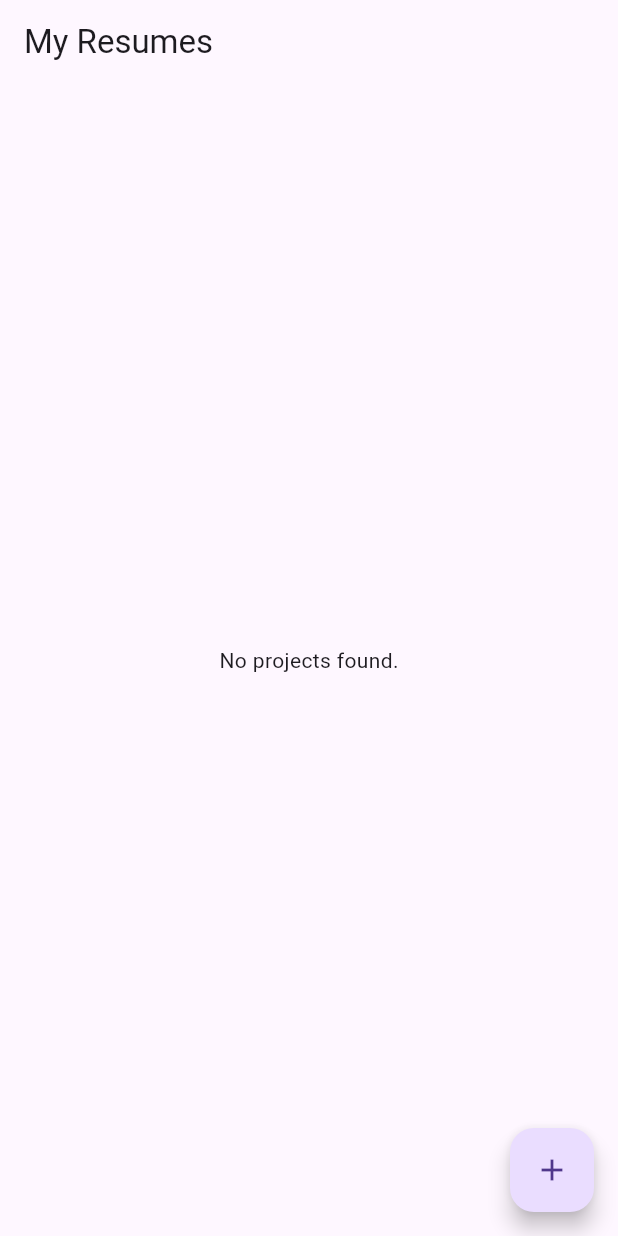
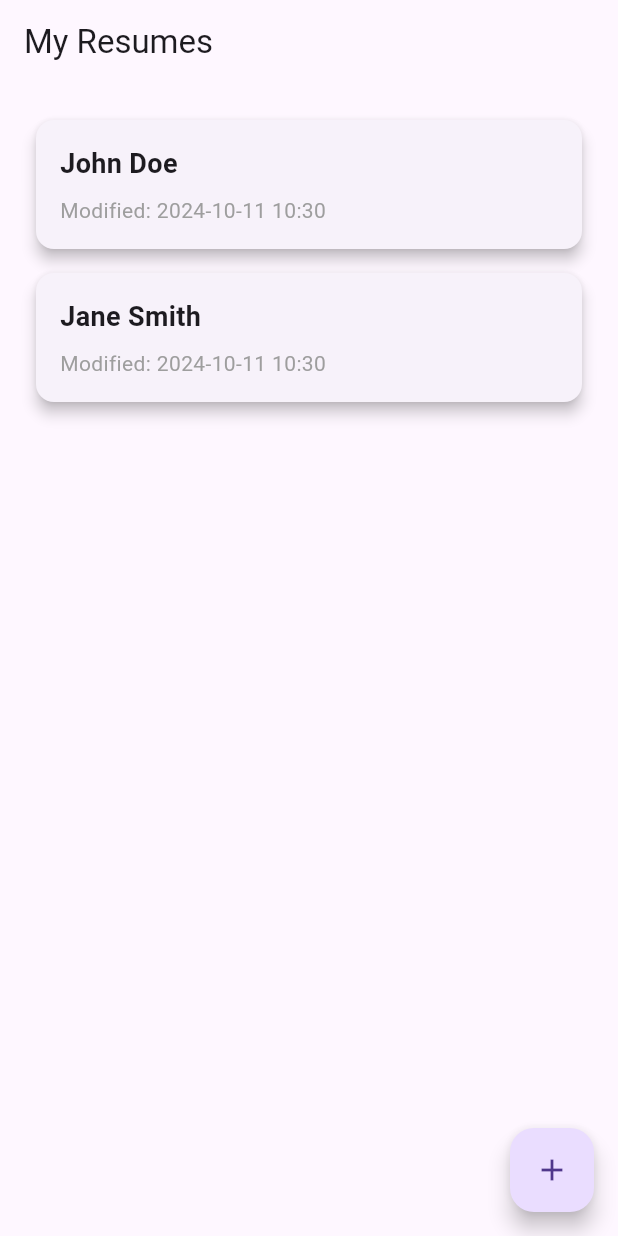
Before and after one commit to ThisIsSumit/ResumeMaker, a Flutter app: the screen it shows after launch, on a phone screen of 412 x 824 dp. Run offline on Flutter 3.47's test engine with Material 3 defaults, Android fonts, the phone set to English and light mode, and no system bars; our stand-ins replace pdf, printing.

Commit message:
improved navogatin

```diff
--- /dev/null
+++ b/lib/data/pastprojects.dart
@@ -0,0 +1,30 @@
+ import 'package:resume_pdf_app/models/resume_secrions.dart';
+
+final List<ResumeData> pastResumes = [
+    ResumeData(
+      name: 'John Doe',
+      email: 'john@example.com',
+      phone: '123456789',
+      github: 'github.com/johndoe',
+      summary: 'An experienced software engineer...',
+      skills: ['Flutter', 'Dart', 'Firebase'],
+      projects: [],
+      positionsOfResponsibility: [],
+      extracurriculars: [],
+      experiences: [],
+      education: [],
+    ),
+    ResumeData(
+      name: 'Jane Smith',
+      email: 'jane@example.com',
+      phone: '987654321',
+      github: 'github.com/janesmith',
+      summary: 'A creative mobile app developer...',
+      skills: ['Android', 'Kotlin', 'Firebase'],
+      projects: [],
+      positionsOfResponsibility: [],
+      extracurriculars: [],
+      experiences: [],
+      education: [],
+    ),
+  ];
--- a/lib/data/pdfpaths.dart
+++ /dev/null
@@ -1 +0,0 @@
-  List<String> pdfPaths = [];
--- a/lib/main.dart
+++ b/lib/main.dart
@@ -1,5 +1,5 @@
 import 'package:flutter/material.dart';
-import 'package:resume_pdf_app/data/pdfpaths.dart';
+import 'package:resume_pdf_app/data/pastprojects.dart';
 
 import 'package:resume_pdf_app/screens/home_screen.dart';
 
@@ -18,7 +18,7 @@ class MyApp extends StatelessWidget {
         primarySwatch: Colors.blue,
         visualDensity: VisualDensity.adaptivePlatformDensity,
       ),
-      home: HomeScreen(pdfPaths: pdfPaths),
+      home: HomeScreen(),
     );
   }
 }
--- a/lib/screens/home_screen.dart
+++ b/lib/screens/home_screen.dart
@@ -1,49 +1,44 @@
-import 'dart:io';
 import 'package:flutter/material.dart';
 import 'package:intl/intl.dart';
-import 'package:open_file/open_file.dart';
+import 'package:resume_pdf_app/data/pastprojects.dart';
+
 import 'package:resume_pdf_app/screens/add_new_resume.dart';
+import 'package:resume_pdf_app/screens/pdf_preview_page.dart';
+import 'package:resume_pdf_app/models/resume_secrions.dart';
 
 class HomeScreen extends StatefulWidget {
-  final List<String> pdfPaths;
 
-  const HomeScreen({super.key, required this.pdfPaths});
+   HomeScreen({ super.key});
+
 
   @override
   State<HomeScreen> createState() => _HomeScreenState();
 }
 
 class _HomeScreenState extends State<HomeScreen> {
+  // Mock list of resume data
+
+
   @override
   Widget build(BuildContext context) {
     return Scaffold(
-      appBar: AppBar(title: const Text('My Resumes'), actions: []),
-      body: widget.pdfPaths.isEmpty
-          ? const Center(child: Text('No projects found.'))
+      appBar: AppBar(title: const Text('My Resumes')),
+      body: pastResumes.isEmpty
+          ? const Center(child: Text('No resumes found.'))
           : Padding(
               padding: const EdgeInsets.all(16.0),
               child: ListView.builder(
-                itemCount: widget.pdfPaths.length,
+                itemCount: pastResumes.length,
                 itemBuilder: (context, index) {
-                  final filePath = widget.pdfPaths[index];
-                  return FutureBuilder<FileStat>(
-                    future: _getFileStat(filePath),
-                    builder: (context, snapshot) {
-                      if (snapshot.hasData) {
-                        final fileStat = snapshot.data!;
-                        final modifiedDate = DateFormat('yyyy-MM-dd HH:mm')
-                            .format(fileStat.modified);
-                        final fileName = filePath.split('/').last;
+                  final resumeData = pastResumes[index];
+                  final modifiedDate = DateFormat('yyyy-MM-dd HH:mm')
+                      .format(DateTime.now()); // Placeholder for modified date
+                  final fileName = resumeData.name;
 
-                        return _buildProjectCard(
-                          fileName: fileName,
-                          modifiedDate: modifiedDate,
-                          filePath: filePath,
-                        );
-                      } else {
-                        return const Center(child: CircularProgressIndicator());
-                      }
-                    },
+                  return _buildResumeCard(
+                    fileName: fileName,
+                    modifiedDate: modifiedDate,
+                    resumeData: resumeData,
                   );
                 },
               ),
@@ -53,26 +48,30 @@ class _HomeScreenState extends State<HomeScreen> {
           Navigator.push(
               context,
               MaterialPageRoute(
-                builder: (context) => AddNewResume(),
+                builder: (context) => const AddNewResume(),
               ));
         },
-        child: Icon(Icons.add),
+        child: const Icon(Icons.add),
       ),
     );
   }
 
-  Future<FileStat> _getFileStat(String filePath) async {
-    final file = File(filePath);
-    return await file.stat();
-  }
-
-  Widget _buildProjectCard({
+  Widget _buildResumeCard({
     required String fileName,
     required String modifiedDate,
-    required String filePath,
+    required ResumeData resumeData,
   }) {
     return GestureDetector(
-      onTap: () => _openPDF(filePath),
+      onTap: () {
+        Navigator.push(
+          context,
+          MaterialPageRoute(
+            builder: (context) => PDFPreviewPage(
+              resumeData: resumeData,
+            ),
+          ),
+        );
+      },
       child: Card(
         elevation: 4,
         margin: const EdgeInsets.all(8),
@@ -100,8 +99,4 @@ class _HomeScreenState extends State<HomeScreen> {
       ),
     );
   }
-
-  void _openPDF(String filePath) {
-    OpenFile.open(filePath);
-  }
 }
```
Also changed, not shown: lib/models/resume_secrions.dart (+13 -2 lines), lib/screens/add_new_resume.dart (+5 -7 lines), lib/screens/pdf_preview_page.dart (+12 -13 lines).
